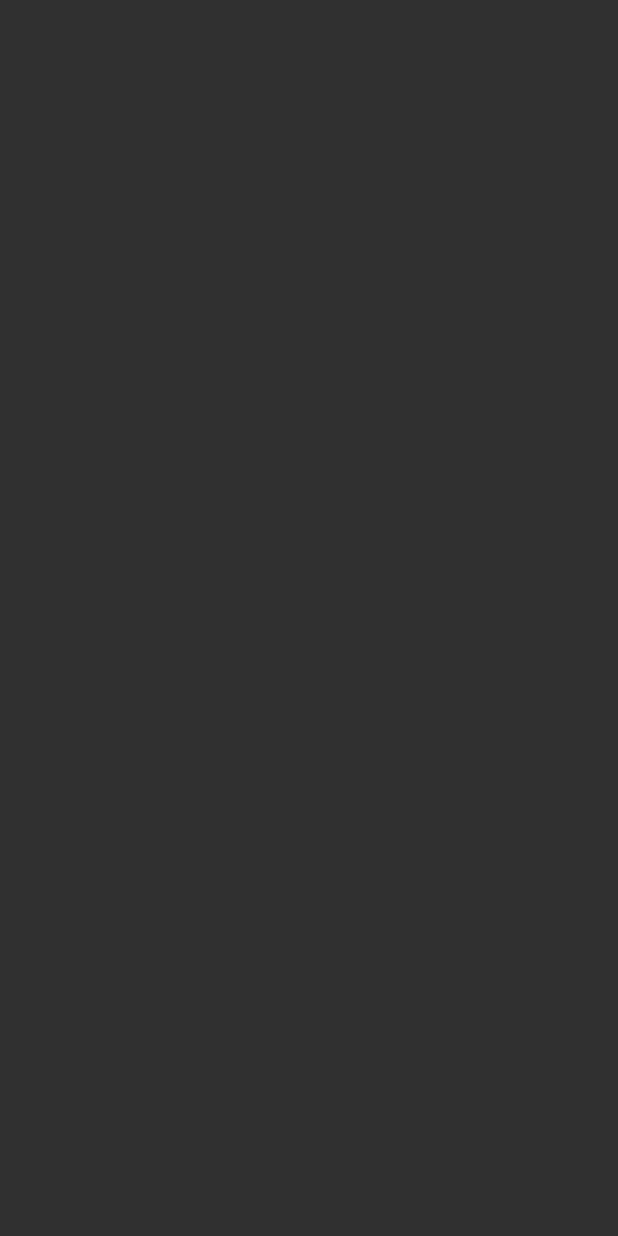
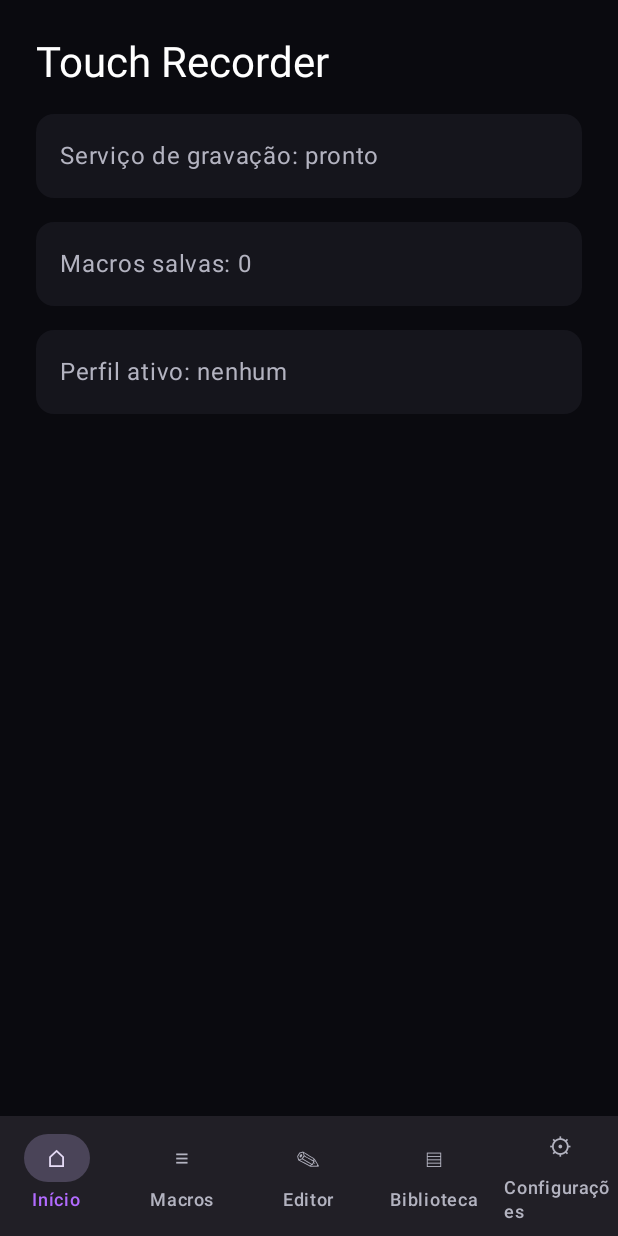
Before and after one commit to Fla8890/Touch-Recorder22, an Android app built with Jetpack Compose: the screen it shows after launch (MainActivity), on a phone screen of 412 x 824 dp. Before the commit the screen is empty. Run offline under Robolectric (Android 15) with nearby library versions, the phone set to English and light mode, and no system bars; our stand-ins replace Dagger/Hilt's generated code.

Commit message:
Add Compose navigation, screens, theme and Room foundation

```diff
--- a/app/src/main/java/com/touchrecorder/MainActivity.kt
+++ b/app/src/main/java/com/touchrecorder/MainActivity.kt
@@ -3,16 +3,17 @@ package com.touchrecorder
 import android.os.Bundle
 import androidx.activity.ComponentActivity
 import androidx.activity.compose.setContent
-import androidx.compose.material3.MaterialTheme
 import dagger.hilt.android.AndroidEntryPoint
+import com.touchrecorder.core.ui.theme.TouchRecorderTheme
+import com.touchrecorder.feature.navigation.AppNavigation
 
 @AndroidEntryPoint
 class MainActivity : ComponentActivity() {
     override fun onCreate(savedInstanceState: Bundle?) {
         super.onCreate(savedInstanceState)
         setContent {
-            MaterialTheme {
-                // Initial app shell; screens will be added in a later change.
+            TouchRecorderTheme {
+                AppNavigation()
             }
         }
     }
--- /dev/null
+++ b/app/src/main/java/com/touchrecorder/core/ui/theme/Color.kt
@@ -0,0 +1,9 @@
+package com.touchrecorder.core.ui.theme
+
+import androidx.compose.ui.graphics.Color
+
+val Background = Color(0xFF0A0A0F)
+val Surface = Color(0xFF15151C)
+val NeonPurple = Color(0xFFB26BFF)
+val TextPrimary = Color(0xFFFFFFFF)
+val TextSecondary = Color(0xFFB3B3C0)
--- /dev/null
+++ b/app/src/main/java/com/touchrecorder/core/ui/theme/Theme.kt
@@ -0,0 +1,27 @@
+package com.touchrecorder.core.ui.theme
+
+import androidx.compose.material3.MaterialTheme
+import androidx.compose.material3.darkColorScheme
+import androidx.compose.runtime.Composable
+
+private val TouchRecorderColorScheme = darkColorScheme(
+    primary = NeonPurple,
+    onPrimary = Background,
+    secondary = NeonPurple,
+    onSecondary = TextPrimary,
+    background = Background,
+    onBackground = TextPrimary,
+    surface = Surface,
+    onSurface = TextPrimary,
+    surfaceVariant = Surface,
+    onSurfaceVariant = TextSecondary,
+)
+
+@Composable
+fun TouchRecorderTheme(content: @Composable () -> Unit) {
+    MaterialTheme(
+        colorScheme = TouchRecorderColorScheme,
+        typography = Typography,
+        content = content,
+    )
+}
--- /dev/null
+++ b/app/src/main/java/com/touchrecorder/core/ui/theme/Type.kt
@@ -0,0 +1,6 @@
+package com.touchrecorder.core.ui.theme
+
+import androidx.compose.material3.Typography
+
+// Uses the standard Material 3 typography defaults.
+val Typography = Typography()
--- /dev/null
+++ b/app/src/main/java/com/touchrecorder/feature/home/HomeScreen.kt
@@ -0,0 +1,50 @@
+package com.touchrecorder.feature.home
+
+import androidx.compose.foundation.layout.Arrangement
+import androidx.compose.foundation.layout.Column
+import androidx.compose.foundation.layout.fillMaxSize
+import androidx.compose.foundation.layout.fillMaxWidth
+import androidx.compose.foundation.layout.padding
+import androidx.compose.material3.Card
+import androidx.compose.material3.CardDefaults
+import androidx.compose.material3.MaterialTheme
+import androidx.compose.material3.Text
+import androidx.compose.runtime.Composable
+import androidx.compose.ui.Modifier
+import androidx.compose.ui.unit.dp
+import com.touchrecorder.core.ui.theme.TextSecondary
+
+@Composable
+fun HomeScreen() {
+    val statuses = listOf(
+        "Serviço de gravação: pronto",
+        "Macros salvas: 0",
+        "Perfil ativo: nenhum",
+    )
+
+    Column(
+        modifier = Modifier
+            .fillMaxSize()
+            .padding(24.dp),
+        verticalArrangement = Arrangement.spacedBy(16.dp),
+    ) {
+        Text(
+            text = "Touch Recorder",
+            style = MaterialTheme.typography.headlineMedium,
+            color = MaterialTheme.colorScheme.onBackground,
+        )
+        statuses.forEach { status ->
+            Card(
+                modifier = Modifier.fillMaxWidth(),
+                colors = CardDefaults.cardColors(containerColor = MaterialTheme.colorScheme.surface),
+            ) {
+                Text(
+                    text = status,
+                    modifier = Modifier.padding(16.dp),
+                    style = MaterialTheme.typography.bodyLarge,
+                    color = TextSecondary,
+                )
+            }
+        }
+    }
+}
--- /dev/null
+++ b/app/src/main/java/com/touchrecorder/feature/navigation/AppNavigation.kt
@@ -0,0 +1,77 @@
+package com.touchrecorder.feature.navigation
+
+import androidx.compose.foundation.layout.padding
+import androidx.compose.material3.NavigationBar
+import androidx.compose.material3.NavigationBarItem
+import androidx.compose.material3.Scaffold
+import androidx.compose.material3.Text
+import androidx.compose.runtime.Composable
+import androidx.compose.runtime.getValue
+import androidx.compose.ui.Modifier
+import androidx.navigation.NavDestination.Companion.hierarchy
+import androidx.navigation.compose.NavHost
+import androidx.navigation.compose.composable
+import androidx.navigation.compose.currentBackStackEntryAsState
+import androidx.navigation.compose.rememberNavController
+import com.touchrecorder.feature.editor.EditorScreen
+import com.touchrecorder.feature.home.HomeScreen
+import com.touchrecorder.feature.library.LibraryScreen
+import com.touchrecorder.feature.macros.MacrosScreen
+import com.touchrecorder.feature.settings.SettingsScreen
+
+private data class AppTab(
+    val route: String,
+    val label: String,
+    val symbol: String,
+)
+
+private val appTabs = listOf(
+    AppTab("home", "Início", "⌂"),
+    AppTab("macros", "Macros", "≡"),
+    AppTab("editor", "Editor", "✎"),
+    AppTab("library", "Biblioteca", "▤"),
+    AppTab("settings", "Configurações", "⚙"),
+)
+
+@Composable
+fun AppNavigation() {
+    val navController = rememberNavController()
+    val backStackEntry by navController.currentBackStackEntryAsState()
+    val currentDestination = backStackEntry?.destination
+
+    Scaffold(
+        bottomBar = {
+            NavigationBar {
+                appTabs.forEach { tab ->
+                    val selected = currentDestination?.hierarchy?.any { it.route == tab.route } == true
+                    NavigationBarItem(
+                        selected = selected,
+                        onClick = {
+                            navController.navigate(tab.route) {
+                                popUpTo(navController.graph.startDestinationId) {
+                                    saveState = true
+                                }
+                                launchSingleTop = true
+                                restoreState = true
+                            }
+                        },
+                        icon = { Text(text = tab.symbol) },
+                        label = { Text(text = tab.label) },
+                    )
+                }
+            }
+        },
+    ) { innerPadding ->
+        NavHost(
+            navController = navController,
+            startDestination = "home",
+            modifier = Modifier.padding(innerPadding),
+        ) {
+            composable("home") { HomeScreen() }
+            composable("macros") { MacrosScreen() }
+            composable("editor") { EditorScreen() }
+            composable("library") { LibraryScreen() }
+            composable("settings") { SettingsScreen() }
+        }
+    }
+}
```
Also changed, not shown: app/src/main/java/com/touchrecorder/core/data/Macro.kt (added, +12 -0 lines), app/src/main/java/com/touchrecorder/core/data/Profile.kt (added, +11 -0 lines), app/src/main/java/com/touchrecorder/core/data/TouchRecorderDatabase.kt (added, +11 -0 lines), app/src/main/java/com/touchrecorder/core/di/AppModule.kt (added, +25 -0 lines), app/src/main/java/com/touchrecorder/feature/editor/EditorScreen.kt (added, +16 -0 lines), app/src/main/java/com/touchrecorder/feature/library/LibraryScreen.kt (added, +16 -0 lines), app/src/main/java/com/touchrecorder/feature/macros/MacrosScreen.kt (added, +16 -0 lines), app/src/main/java/com/touchrecorder/feature/settings/SettingsScreen.kt (added, +16 -0 lines).
